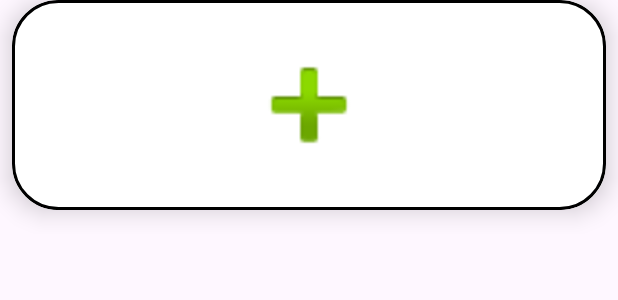
After one commit to GH-Henry/MyApplication, an Android app: the layout row_add_closet.xml on its own in the app's theme, with its tools: preview values and no code run, on a phone screen of 412 x 824 dp. The commit adds this screen. Shown: the top 300 px of the screen. Run offline under Robolectric (Android 15) with nearby library versions, the phone set to English and light mode, and no system bars.

Commit message:
Added "Add Item" button to ClosetActivity

```diff
--- /dev/null
+++ b/app/src/main/res/layout/row_add_closet.xml
@@ -0,0 +1,43 @@
+<?xml version="1.0" encoding="utf-8"?>
+<androidx.constraintlayout.widget.ConstraintLayout xmlns:android="http://schemas.android.com/apk/res/android"
+    xmlns:app="http://schemas.android.com/apk/res-auto"
+    xmlns:tools="http://schemas.android.com/tools"
+    android:layout_width="match_parent"
+    android:layout_height="wrap_content">
+
+    <androidx.cardview.widget.CardView
+        android:layout_width="0dp"
+        android:layout_height="140dp"
+        android:layout_marginStart="8dp"
+        android:layout_marginEnd="8dp"
+        android:layout_marginBottom="16dp"
+        app:cardCornerRadius="30dp"
+        app:cardElevation="10dp"
+        app:layout_constraintBottom_toBottomOf="parent"
+        app:layout_constraintEnd_toEndOf="parent"
+        app:layout_constraintStart_toStartOf="parent"
+        app:layout_constraintTop_toTopOf="parent">
+
+        <androidx.constraintlayout.widget.ConstraintLayout
+            android:layout_width="match_parent"
+            android:layout_height="match_parent">
+
+            <ImageButton
+                android:id="@+id/plus_button"
+                android:layout_width="0dp"
+                android:layout_height="0dp"
+                android:background="@drawable/custom_edittext"
+                android:contentDescription="@string/add_item_button"
+                android:cropToPadding="false"
+                android:paddingVertical="24dp"
+                android:scaleType="fitCenter"
+                app:layout_constraintBottom_toBottomOf="parent"
+                app:layout_constraintEnd_toEndOf="parent"
+                app:layout_constraintStart_toStartOf="parent"
+                app:layout_constraintTop_toTopOf="parent"
+                app:srcCompat="@android:drawable/ic_input_add"
+                tools:ignore="RedundantDescriptionCheck" />
+        </androidx.constraintlayout.widget.ConstraintLayout>
+
+    </androidx.cardview.widget.CardView>
+</androidx.constraintlayout.widget.ConstraintLayout>
--- a/app/src/main/res/values/strings.xml
+++ b/app/src/main/res/values/strings.xml
@@ -154,4 +154,5 @@
     <string name="activity_closet_color_label_text">Color:</string>
     <string name="activity_closet_type_label_text">Type:</string>
     <string name="activity_closet_type_image_content_description">Image of clothing type</string>
+    <string name="add_item_button">Add item button</string>
 </resources>
```
Also changed, not shown: app/src/main/java/com/example/mystylist/closet_activity/ClosetItemAdapter.java (+60 -7 lines).
